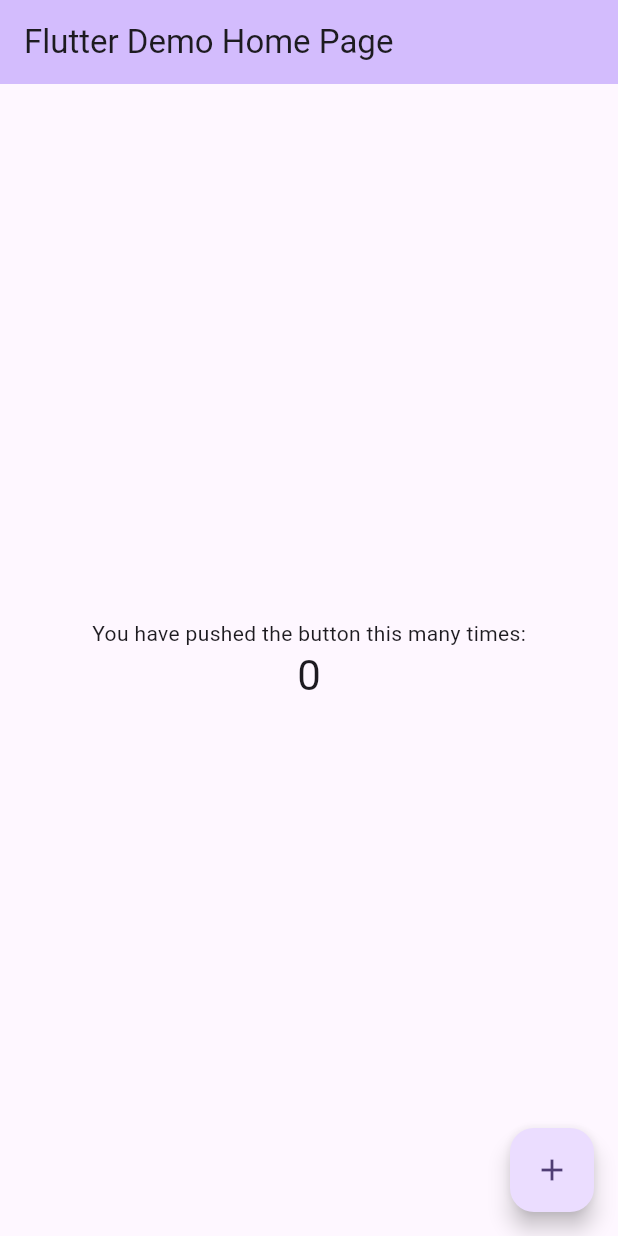
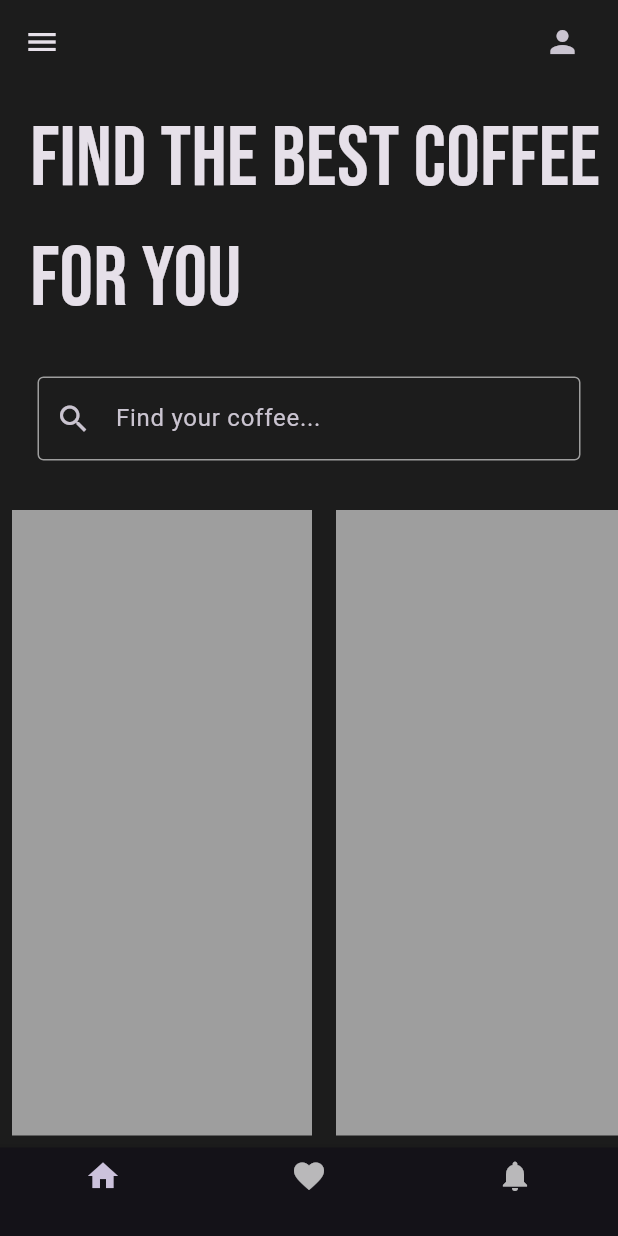
Before and after one commit to buddhimafernando/Coffee_app, a Flutter app: the screen it shows after launch, on a phone screen of 412 x 824 dp. Run offline on Flutter 3.47's test engine with Material 3 defaults, Android fonts, the phone set to English and light mode, and no system bars; our stand-ins replace google_fonts.

```diff
--- a/lib/main.dart
+++ b/lib/main.dart
@@ -1,125 +1,24 @@
+import 'package:coffee_app/pages/home_page.dart';
 import 'package:flutter/material.dart';
+import 'package:google_fonts/google_fonts.dart';
+import 'package:flutter/painting.dart';
 
 void main() {
   runApp(const MyApp());
 }
 
 class MyApp extends StatelessWidget {
-  const MyApp({super.key});
+  const MyApp({Key? key}) : super(key: key);
 
-  // This widget is the root of your application.
   @override
   Widget build(BuildContext context) {
     return MaterialApp(
-      title: 'Flutter Demo',
+      debugShowCheckedModeBanner: false,
+      home: HomePage(),
       theme: ThemeData(
-        // This is the theme of your application.
-        //
-        // TRY THIS: Try running your application with "flutter run". You'll see
-        // the application has a purple toolbar. Then, without quitting the app,
-        // try changing the seedColor in the colorScheme below to Colors.green
-        // and then invoke "hot reload" (save your changes or press the "hot
-        // reload" button in a Flutter-supported IDE, or press "r" if you used
-        // the command line to start the app).
-        //
-        // Notice that the counter didn't reset back to zero; the application
-        // state is not lost during the reload. To reset the state, use hot
-        // restart instead.
-        //
-        // This works for code too, not just values: Most code changes can be
-        // tested with just a hot reload.
-        colorScheme: ColorScheme.fromSeed(seedColor: Colors.deepPurple),
-        useMaterial3: true,
+        brightness: Brightness.dark,
+        primarySwatch: Colors.orange,
       ),
-      home: const MyHomePage(title: 'Flutter Demo Home Page'),
     );
   }
 }
-
-class MyHomePage extends StatefulWidget {
-  const MyHomePage({super.key, required this.title});
-
-  // This widget is the home page of your application. It is stateful, meaning
-  // that it has a State object (defined below) that contains fields that affect
-  // how it looks.
-
-  // This class is the configuration for the state. It holds the values (in this
-  // case the title) provided by the parent (in this case the App widget) and
-  // used by the build method of the State. Fields in a Widget subclass are
-  // always marked "final".
-
-  final String title;
-
-  @override
-  State<MyHomePage> createState() => _MyHomePageState();
-}
-
-class _MyHomePageState extends State<MyHomePage> {
-  int _counter = 0;
-
-  void _incrementCounter() {
-    setState(() {
-      // This call to setState tells the Flutter framework that something has
-      // changed in this State, which causes it to rerun the build method below
-      // so that the display can reflect the updated values. If we changed
-      // _counter without calling setState(), then the build method would not be
-      // called again, and so nothing would appear to happen.
-      _counter++;
-    });
-  }
-
-  @override
-  Widget build(BuildContext context) {
-    // This method is rerun every time setState is called, for instance as done
-    // by the _incrementCounter method above.
-    //
-    // The Flutter framework has been optimized to make rerunning build methods
-    // fast, so that you can just rebuild anything that needs updating rather
-    // than having to individually change instances of widgets.
-    return Scaffold(
-      appBar: AppBar(
-        // TRY THIS: Try changing the color here to a specific color (to
-        // Colors.amber, perhaps?) and trigger a hot reload to see the AppBar
-        // change color while the other colors stay the same.
-        backgroundColor: Theme.of(context).colorScheme.inversePrimary,
-        // Here we take the value from the MyHomePage object that was created by
-        // the App.build method, and use it to set our appbar title.
-        title: Text(widget.title),
-      ),
-      body: Center(
-        // Center is a layout widget. It takes a single child and positions it
-        // in the middle of the parent.
-        child: Column(
-          // Column is also a layout widget. It takes a list of children and
-          // arranges them vertically. By default, it sizes itself to fit its
-          // children horizontally, and tries to be as tall as its parent.
-          //
-          // Column has various properties to control how it sizes itself and
-          // how it positions its children. Here we use mainAxisAlignment to
-          // center the children vertically; the main axis here is the vertical
-          // axis because Columns are vertical (the cross axis would be
-          // horizontal).
-          //
-          // TRY THIS: Invoke "debug painting" (choose the "Toggle Debug Paint"
-          // action in the IDE, or press "p" in the console), to see the
-          // wireframe for each widget.
-          mainAxisAlignment: MainAxisAlignment.center,
-          children: <Widget>[
-            const Text(
-              'You have pushed the button this many times:',
-            ),
-            Text(
-              '$_counter',
-              style: Theme.of(context).textTheme.headlineMedium,
-            ),
-          ],
-        ),
-      ),
-      floatingActionButton: FloatingActionButton(
-        onPressed: _incrementCounter,
-        tooltip: 'Increment',
-        child: const Icon(Icons.add),
-      ), // This trailing comma makes auto-formatting nicer for build methods.
-    );
-  }
-}
--- /dev/null
+++ b/lib/pages/home_page.dart
@@ -0,0 +1,113 @@
+import 'package:flutter/material.dart';
+import 'package:google_fonts/google_fonts.dart';
+import 'package:flutter/painting.dart';
+
+class HomePage extends StatefulWidget {
+  const HomePage({super.key});
+
+  @override
+  State<HomePage> createState() => _HomePageState();
+}
+
+class _HomePageState extends State<HomePage> {
+  @override
+  Widget build(BuildContext context) {
+    return Scaffold(
+      backgroundColor: Color.fromARGB(255, 28, 28, 28),
+      appBar: AppBar(
+        elevation: 0,
+        backgroundColor: Colors.transparent,
+        leading: Icon(Icons.menu),
+        actions: [
+          Padding(
+            padding: const EdgeInsets.only(right:25.0),
+            child: Icon(Icons.person),
+          ),
+        ],
+      ),
+      bottomNavigationBar: BottomNavigationBar(
+        items: [
+          BottomNavigationBarItem(
+            icon: Icon(Icons.home),
+            label: '',
+            ),
+            BottomNavigationBarItem(
+            icon: Icon(Icons.favorite),
+            label: '',
+            ),
+            BottomNavigationBarItem(
+            icon: Icon(Icons.notifications),
+            label: '',
+            ),
+        ]),
+      body: Column(
+        children: [
+          //Find the best coffee for you
+          Padding(
+            padding: const EdgeInsets.only(left: 20.0,top: 10.0),
+            child: Text(
+              "Find the best coffee for you",
+              style: GoogleFonts.bebasNeue(
+                fontSize: 56,
+              ),
+            ),
+          ),
+          SizedBox(height: 25),
+
+          //Search bar
+          Padding(
+            padding: const EdgeInsets.symmetric(horizontal: 25.0),
+            child: TextField(
+              decoration: InputDecoration(
+                prefixIcon: Icon(Icons.search),
+                hintText: "Find your coffee...",
+                focusedBorder: OutlineInputBorder(
+                  borderSide: BorderSide(color: Colors.grey),
+                ),
+                enabledBorder: OutlineInputBorder(
+                  borderSide: BorderSide(color: Colors.grey),
+                )
+              ),
+            ),
+          ),
+          SizedBox(height: 25.0),
+          //horizontal list of coffee tiles
+          Expanded(
+            child:ListView(
+              scrollDirection: Axis.horizontal,
+              children: [
+                Padding(
+                  padding: const EdgeInsets.all(8.0),
+                  child: Container(
+                    width: 200,
+                    color: Colors.grey,
+                  ),
+                ),
+                                Padding(
+                  padding: const EdgeInsets.all(8.0),
+                  child: Container(
+                    width: 200,
+                    color: Colors.grey,
+                  ),
+                ),
+                                Padding(
+                  padding: const EdgeInsets.all(8.0),
+                  child: Container(
+                    width: 200,
+                    color: Colors.grey,
+                  ),
+                ),
+                                Padding(
+                  padding: const EdgeInsets.all(8.0),
+                  child: Container(
+                    width: 200,
+                    color: Colors.grey,
+                  ),
+                )
+              ],
+            ))
+        ],
+      ),
+    );
+  }
+}
--- a/pubspec.yaml
+++ b/pubspec.yaml
@@ -36,6 +36,7 @@ dependencies:
   # Use with the CupertinoIcons class for iOS style icons.
   cupertino_icons: ^1.0.2
 
+
 dev_dependencies:
   flutter_test:
     sdk: flutter
@@ -46,6 +47,7 @@ dev_dependencies:
   # package. See that file for information about deactivating specific lint
   # rules and activating additional ones.
   flutter_lints: ^2.0.0
+  google_fonts: ^5.1.0
 
 # For information on the generic Dart part of this file, see the
 # following page: https://dart.dev/tools/pub/pubspec
```
Also changed, not shown: lib/util/coffee_tile.dart (added), pubspec.lock, 1 other file.
